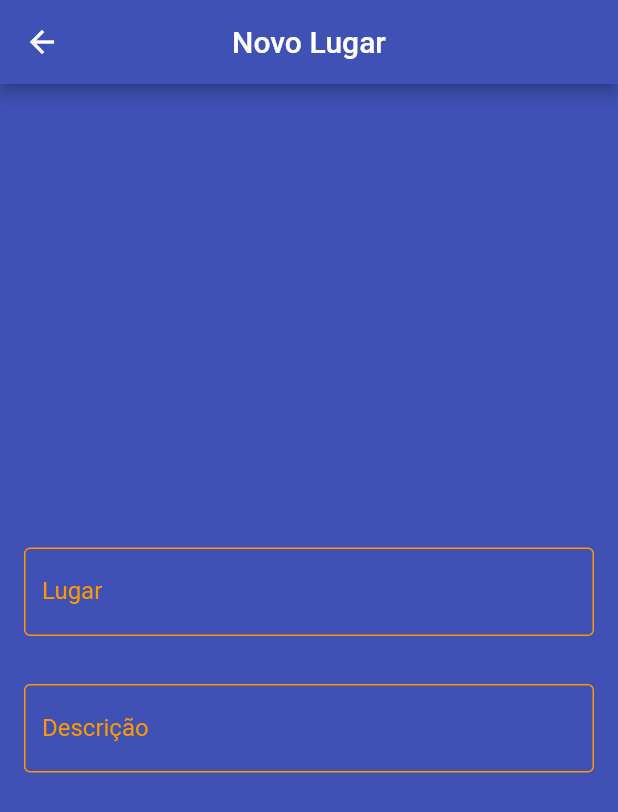
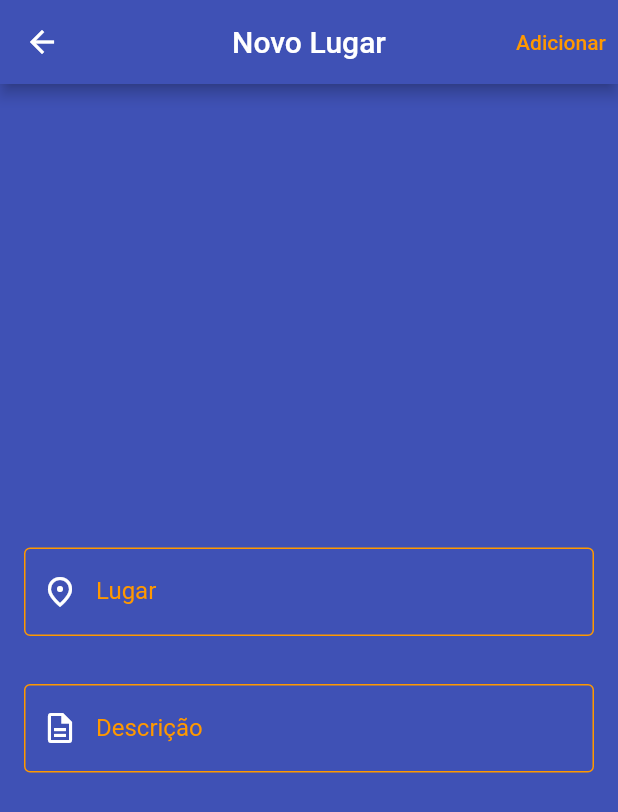
Before and after one commit to hugo-loiola/Flutter, a Flutter app: the NovoLugar screen opened by its route, on a phone screen of 412 x 824 dp. Shown: the top 812 px of the screen. Run offline on Flutter 3.47's test engine with Material 2 defaults, Android fonts, the phone set to English and light mode, and no system bars.

Commit message:
Pratica 3!

```diff
--- a/lib/screens/cadastro.dart
+++ b/lib/screens/cadastro.dart
@@ -13,11 +13,10 @@ class Cadastro extends StatelessWidget {
         title: const Text('Novo Cadastro'),
         actions: [
           TextButton(
-              onPressed: () =>
-                  {Navigator.pushReplacementNamed(context, "/home")},
+              onPressed: () => {Navigator.pop(context)},
               child: const Text(
                 'Salvar',
-                style: TextStyle(color: Colors.white),
+                style: TextStyle(color: Colors.orange),
               ))
         ],
       ),
--- a/lib/screens/novoLugar.dart
+++ b/lib/screens/novoLugar.dart
@@ -5,9 +5,19 @@ class NovoLugar extends StatelessWidget {
   Widget build(BuildContext context) {
     return Scaffold(
       appBar: AppBar(
-        title: Text('Novo Lugar'),
+        title: const Text('Novo Lugar'),
         backgroundColor: Colors.indigo,
         centerTitle: true,
+        actions: [
+          TextButton(
+              onPressed: () => {Navigator.pop(context)},
+              child: const Text(
+                'Adicionar',
+                style: TextStyle(
+                  color: Colors.orange,
+                ),
+              ))
+        ],
       ),
       body: Column(
         mainAxisAlignment: MainAxisAlignment.center,
@@ -17,6 +27,10 @@ class NovoLugar extends StatelessWidget {
             child: TextField(
               cursorColor: Colors.white,
               decoration: InputDecoration(
+                  prefixIcon: Icon(
+                    Icons.place_outlined,
+                    color: Colors.white,
+                  ),
                   label: Text("Lugar"),
                   labelStyle: TextStyle(color: Colors.orange),
                   focusedBorder: OutlineInputBorder(
@@ -34,6 +48,10 @@ class NovoLugar extends StatelessWidget {
             child: TextField(
               cursorColor: Colors.white,
               decoration: InputDecoration(
+                  prefixIcon: Icon(
+                    Icons.description_outlined,
+                    color: Colors.white,
+                  ),
                   label: Text("Descrição"),
                   labelStyle: TextStyle(color: Colors.orange),
                   focusedBorder: OutlineInputBorder(
```
